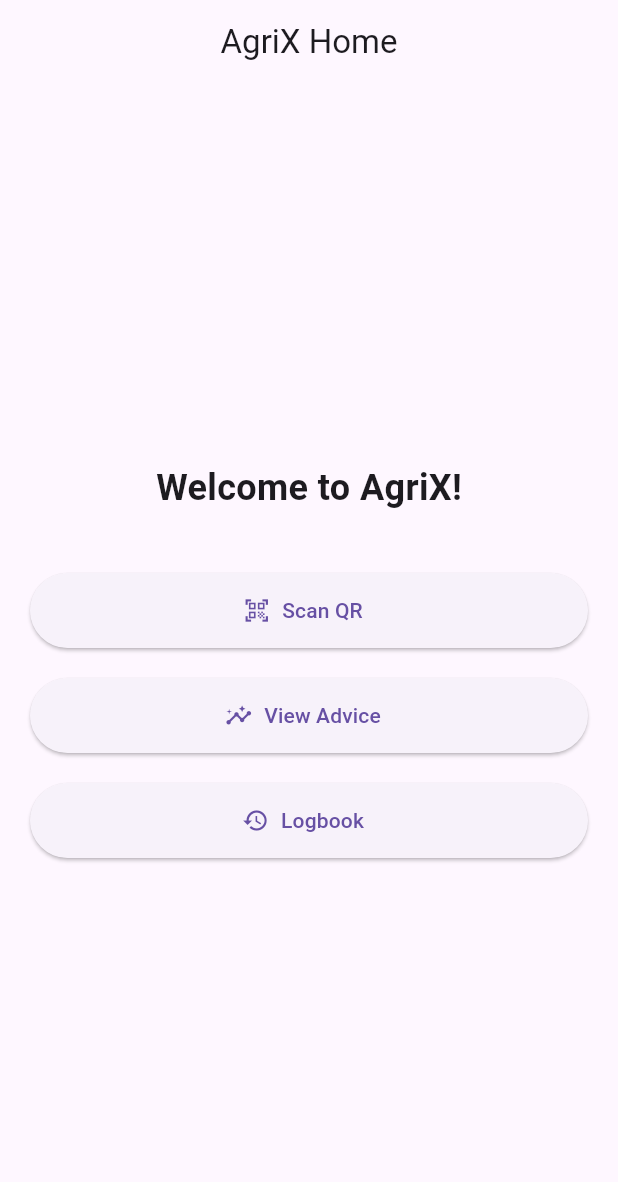
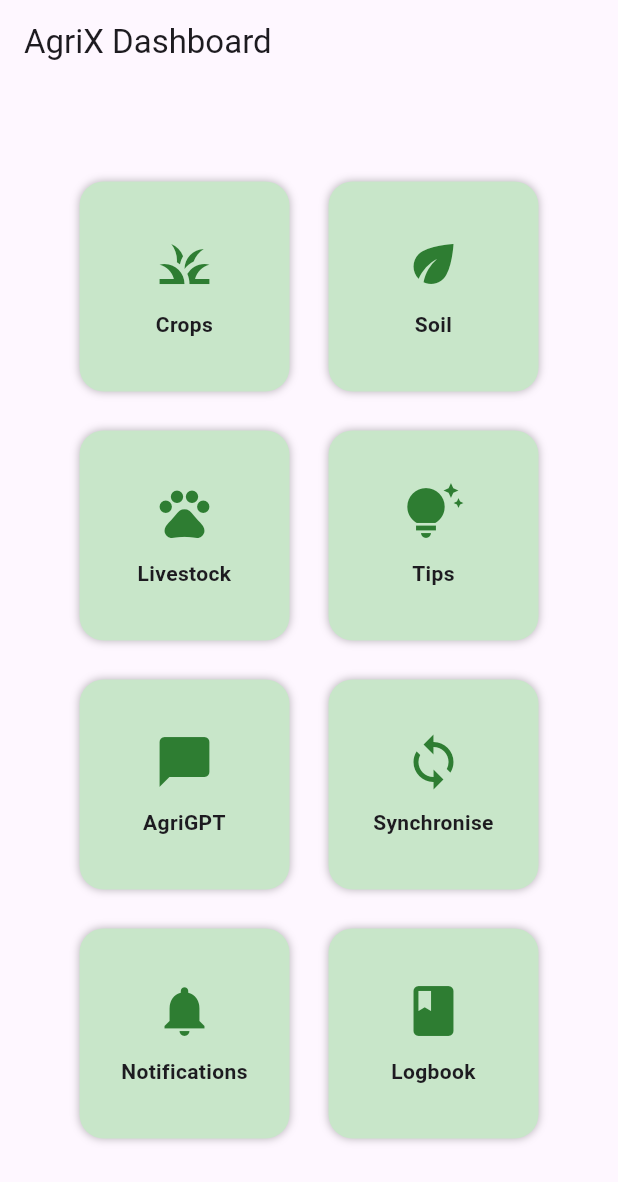
Before and after one commit to smwaingeni-ai/AgriX-AfricaDeepTech2025, a Flutter app: the screen it shows after launch, on a phone screen of 412 x 824 dp. Shown: the top 1182 px of the screen. Run offline on Flutter 3.47's test engine with Material 3 defaults, Android fonts, the phone set to English and light mode, and no system bars; our stand-ins replace image_picker, share_plus; missing offline and left inert: tflite.

Commit message:
Update home_screen.dart

```diff
--- a/mobile-app/lib/screens/home_screen.dart
+++ b/mobile-app/lib/screens/home_screen.dart
@@ -3,58 +3,94 @@ import 'package:flutter/material.dart';
 class HomeScreen extends StatelessWidget {
   const HomeScreen({super.key});
 
-  @override
-  Widget build(BuildContext context) {
-    return Scaffold(
-      appBar: AppBar(
-        title: const Text('AgriX Home'),
-        centerTitle: true,
-      ),
-      body: Padding(
-        padding: const EdgeInsets.all(20.0),
+  Widget _buildTile({
+    required IconData icon,
+    required String label,
+    required VoidCallback onTap,
+    Color? color,
+  }) {
+    return GestureDetector(
+      onTap: onTap,
+      child: Container(
+        width: 140,
+        height: 140,
+        margin: const EdgeInsets.all(8),
+        decoration: BoxDecoration(
+          color: color ?? Colors.green.shade100,
+          borderRadius: BorderRadius.circular(16),
+          boxShadow: const [BoxShadow(color: Colors.black26, blurRadius: 4)],
+        ),
         child: Column(
           mainAxisAlignment: MainAxisAlignment.center,
           children: [
-            const Text(
-              'Welcome to AgriX!',
-              style: TextStyle(fontSize: 24, fontWeight: FontWeight.bold),
-            ),
-            const SizedBox(height: 40),
-
-            // Scan QR Button → Navigates to /upload for now
-            ElevatedButton.icon(
-              onPressed: () {
-                Navigator.pushNamed(context, '/upload');
-              },
-              icon: const Icon(Icons.qr_code_scanner),
-              label: const Text('Scan QR'),
-              style: ElevatedButton.styleFrom(minimumSize: const Size(double.infinity, 50)),
-            ),
-            const SizedBox(height: 20),
-
-            // View Advice Button → Navigates to /advice
-            ElevatedButton.icon(
-              onPressed: () {
-                Navigator.pushNamed(context, '/advice');
-              },
-              icon: const Icon(Icons.insights),
-              label: const Text('View Advice'),
-              style: ElevatedButton.styleFrom(minimumSize: const Size(double.infinity, 50)),
-            ),
-            const SizedBox(height: 20),
-
-            // Logbook Button → Navigates to /logbook
-            ElevatedButton.icon(
-              onPressed: () {
-                Navigator.pushNamed(context, '/logbook');
-              },
-              icon: const Icon(Icons.history),
-              label: const Text('Logbook'),
-              style: ElevatedButton.styleFrom(minimumSize: const Size(double.infinity, 50)),
+            Icon(icon, size: 40, color: Colors.green.shade800),
+            const SizedBox(height: 10),
+            Text(
+              label,
+              textAlign: TextAlign.center,
+              style: const TextStyle(fontSize: 14, fontWeight: FontWeight.bold),
             ),
           ],
         ),
       ),
     );
   }
+
+  @override
+  Widget build(BuildContext context) {
+    return Scaffold(
+      appBar: AppBar(title: const Text('AgriX Dashboard')),
+      body: Padding(
+        padding: const EdgeInsets.all(12.0),
+        child: Center(
+          child: Wrap(
+            spacing: 10,
+            runSpacing: 10,
+            children: [
+              _buildTile(
+                icon: Icons.grass,
+                label: 'Crops',
+                onTap: () => Navigator.pushNamed(context, '/upload'),
+              ),
+              _buildTile(
+                icon: Icons.eco,
+                label: 'Soil',
+                onTap: () => Navigator.pushNamed(context, '/advice', arguments: 'soil'),
+              ),
+              _buildTile(
+                icon: Icons.pets,
+                label: 'Livestock',
+                onTap: () => Navigator.pushNamed(context, '/advice', arguments: 'livestock'),
+              ),
+              _buildTile(
+                icon: Icons.tips_and_updates,
+                label: 'Tips',
+                onTap: () => Navigator.pushNamed(context, '/tips'),
+              ),
+              _buildTile(
+                icon: Icons.chat_bubble,
+                label: 'AgriGPT',
+                onTap: () => Navigator.pushNamed(context, '/agrigpt'),
+              ),
+              _buildTile(
+                icon: Icons.sync,
+                label: 'Synchronise',
+                onTap: () => Navigator.pushNamed(context, '/sync'),
+              ),
+              _buildTile(
+                icon: Icons.notifications,
+                label: 'Notifications',
+                onTap: () => Navigator.pushNamed(context, '/notifications'),
+              ),
+              _buildTile(
+                icon: Icons.book,
+                label: 'Logbook',
+                onTap: () => Navigator.pushNamed(context, '/logbook'),
+              ),
+            ],
+          ),
+        ),
+      ),
+    );
+  }
 }
```
